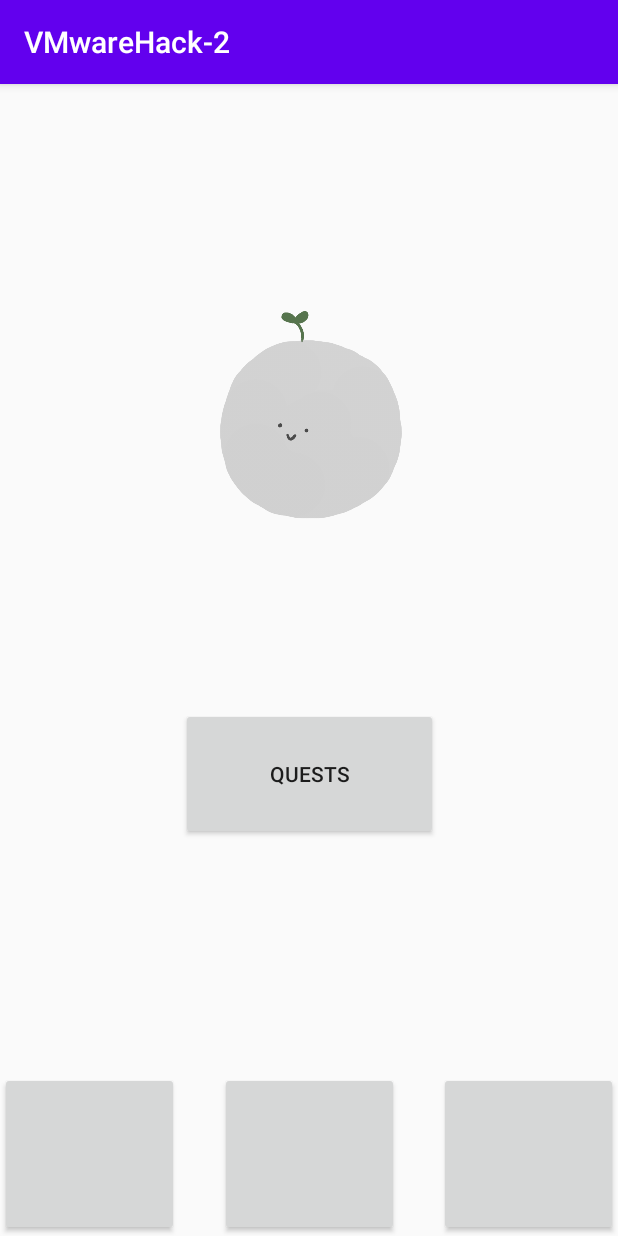
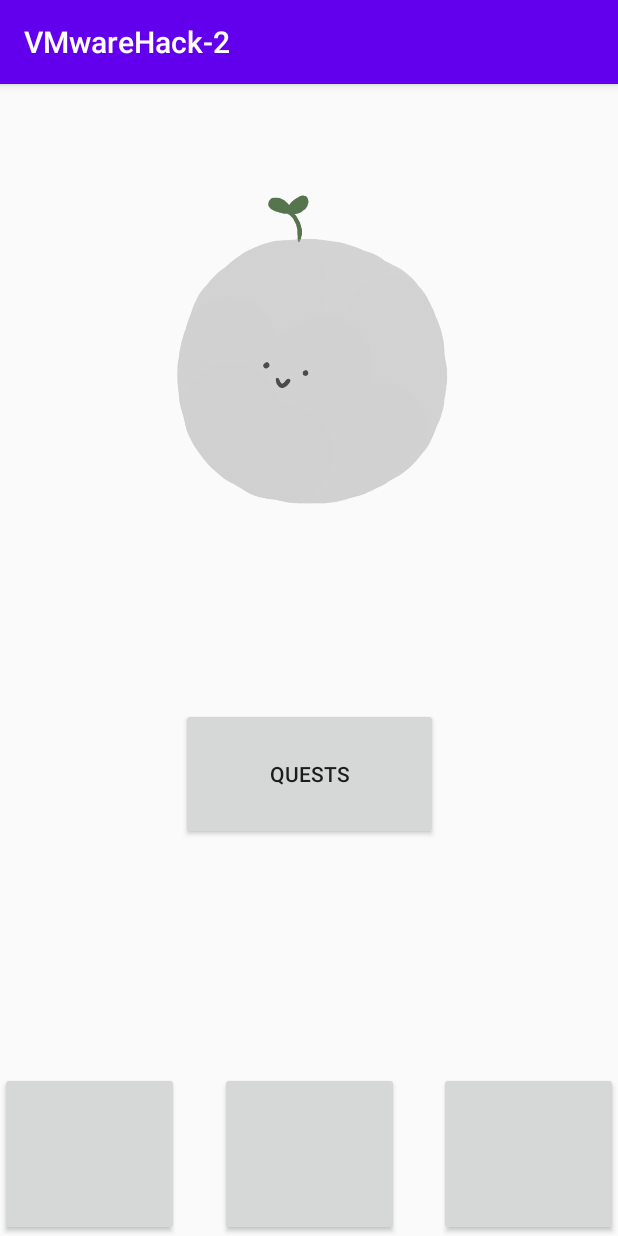
Before and after one commit to eileenchang/VMwareHack-2, an Android app: the screen it shows after launch (MainActivity), on a phone screen of 412 x 824 dp. Run offline under Robolectric (Android 15) with nearby library versions, the phone set to English and light mode, and no system bars.

Commit message:
BLOBY BLOB BLOB

```diff
--- a/app/src/main/java/com/example/vmwarehack_2/MainActivity.java
+++ b/app/src/main/java/com/example/vmwarehack_2/MainActivity.java
@@ -6,6 +6,7 @@ import android.content.Intent;
 import android.os.Bundle;
 import android.view.View;
 import android.widget.Button;
+import android.widget.ImageButton;
 
 public class MainActivity extends AppCompatActivity {
 
@@ -35,5 +36,12 @@ public class MainActivity extends AppCompatActivity {
                 startActivity(new Intent(MainActivity.this, Community.class));
             }
         });
+        Button hom11 = (Button) findViewById(R.id.charchar);
+        hom11.setOnClickListener(new View.OnClickListener() {
+            @Override
+            public void onClick(View view) {
+                startActivity(new Intent(MainActivity.this, Character.class));
+            }
+        });
     }
 }
--- a/app/src/main/res/layout/activity_main.xml
+++ b/app/src/main/res/layout/activity_main.xml
@@ -54,12 +54,24 @@
 
     <ImageView
         android:id="@+id/imageView"
-        android:layout_width="259dp"
-        android:layout_height="262dp"
-        android:layout_marginTop="100dp"
+        android:layout_width="492dp"
+        android:layout_height="385dp"
         app:layout_constraintEnd_toEndOf="parent"
+        app:layout_constraintHorizontal_bias="0.506"
         app:layout_constraintStart_toStartOf="parent"
         app:layout_constraintTop_toTopOf="parent"
         app:srcCompat="@drawable/blob" />
 
+    <Button
+        android:id="@+id/charchar"
+        android:layout_width="174dp"
+        android:layout_height="160dp"
+        android:layout_marginTop="112dp"
+        android:background="#00FFFFFF"
+        app:layout_constraintEnd_toEndOf="parent"
+        app:layout_constraintHorizontal_bias="0.506"
+        app:layout_constraintStart_toStartOf="parent"
+        app:layout_constraintTop_toTopOf="@+id/imageView"
+        tools:visibility="invisible" />
+
 </androidx.constraintlayout.widget.ConstraintLayout>
```
